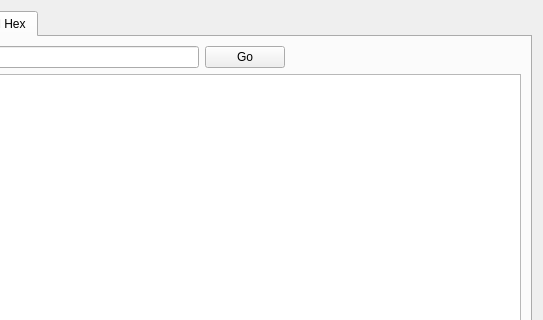
First picture: the form in yabause/src/port/qt/ui/UIDebugVDP2Viewer.ui, repository BenjaminSiskoo/Kronos_test, before the edit; both pictures show x 377 to 920 and y 0 to 320 of the 920 by 720 pixel window.
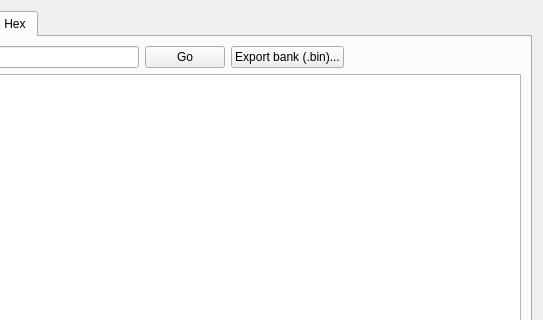
Second picture: the form after the edit. The open tabs and pages were chosen to show the change.

Commit message:
vdp2: add raw VRAM bank export to the debug viewer
The hex tab shows 512 bytes at a time, which is not enough to compare a
whole pattern name table or tile set. Export the selected bank as a raw
.bin, named after the bank and its base address.

```diff
--- a/yabause/src/port/qt/ui/UIDebugVDP2Viewer.ui
+++ b/yabause/src/port/qt/ui/UIDebugVDP2Viewer.ui
@@ -98,6 +98,10 @@
         <item><widget class="QLabel" name="lVramOff"><property name="text"><string>  Offset (hex):</string></property></widget></item>
         <item><widget class="QLineEdit" name="leVramOffset"><property name="text"><string>0</string></property><property name="maximumWidth"><number>80</number></property></widget></item>
         <item><widget class="QPushButton" name="pbVramGo"><property name="text"><string>Go</string></property><property name="maximumWidth"><number>50</number></property></widget></item>
+        <item><widget class="QPushButton" name="pbVramExport">
+         <property name="toolTip"><string>Save the selected VRAM bank to a raw .bin file</string></property>
+         <property name="text"><string>Export bank (.bin)...</string></property>
+        </widget></item>
         <item><spacer name="hs4"><property name="orientation"><enum>Qt::Horizontal</enum></property><property name="sizeHint" stdset="0"><size><width>40</width><height>20</height></size></property></spacer></item>
        </layout></item>
        <item><widget class="QPlainTextEdit" name="pteVramHex">
```
